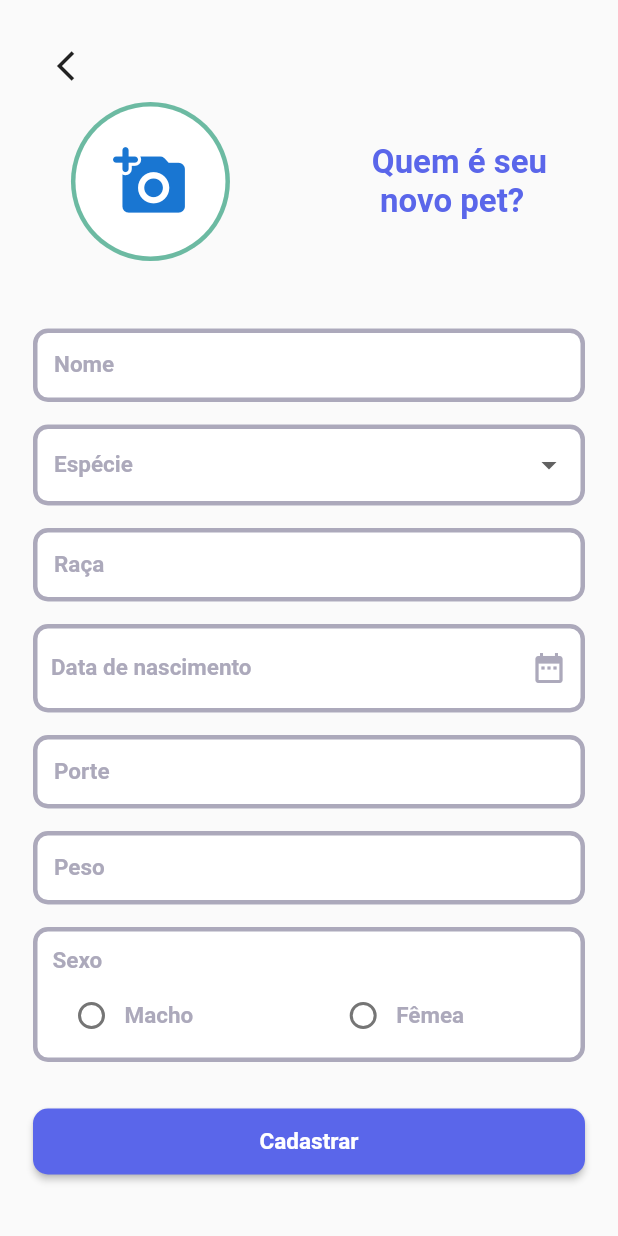
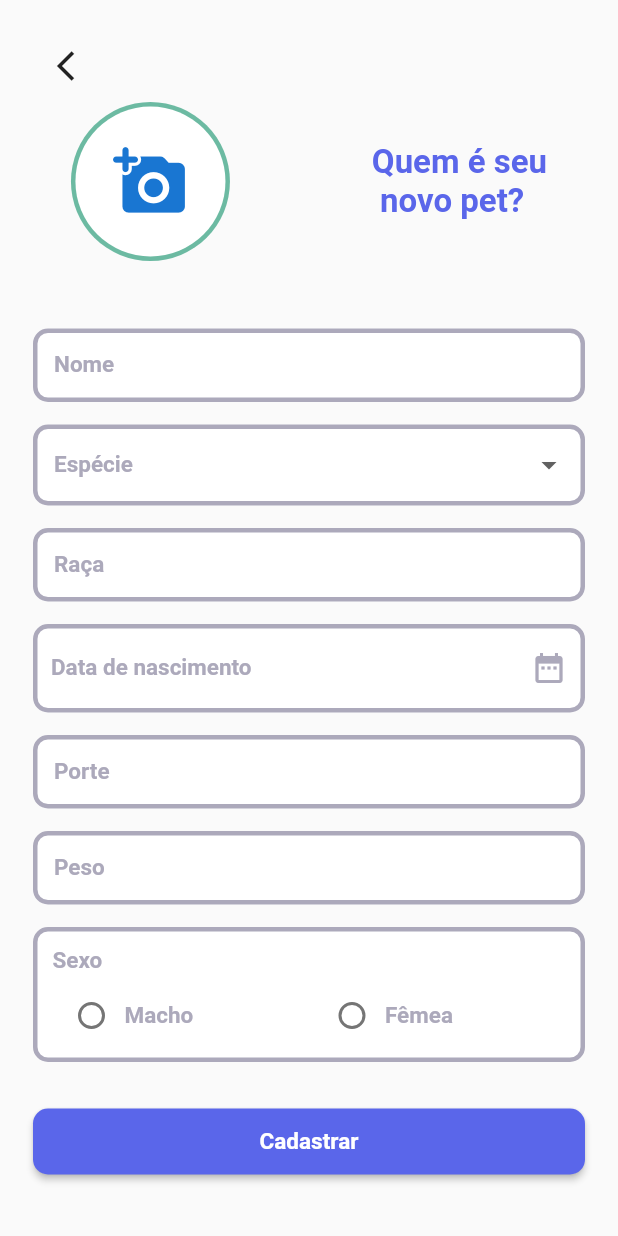
Before and after one commit to mypets-fiap/mypets_app, a Flutter app: the CadastroPetPage screen opened by its route, on a phone screen of 412 x 824 dp. Run offline on Flutter 3.47's test engine with Material 2 defaults, Android fonts, the phone set to English and light mode, and no system bars; our stand-ins replace cloud_firestore, firebase_auth, firebase_core, get_it, mobx; accounts and stored records are empty; generated files the repository leaves out were written again; Roboto replaces fonts that are missing (Montserrat).

Commit message:
Ajuste no width para caber 2 radio linha no mobile

```diff
--- a/lib/app/components/form/app_form_radio_button.dart
+++ b/lib/app/components/form/app_form_radio_button.dart
@@ -96,7 +96,7 @@ class _AppFormRadioListTile extends State<AppFormRadioListTile> {
     for (String item in items) {
       list.add(
         SizedBox(
-          width: MediaQuery.of(context).size.width / 2.3,
+          width: MediaQuery.of(context).size.width / 2.4,
           child: ListTileTheme(
             horizontalTitleGap: 2,
             child: RadioListTile(
```
